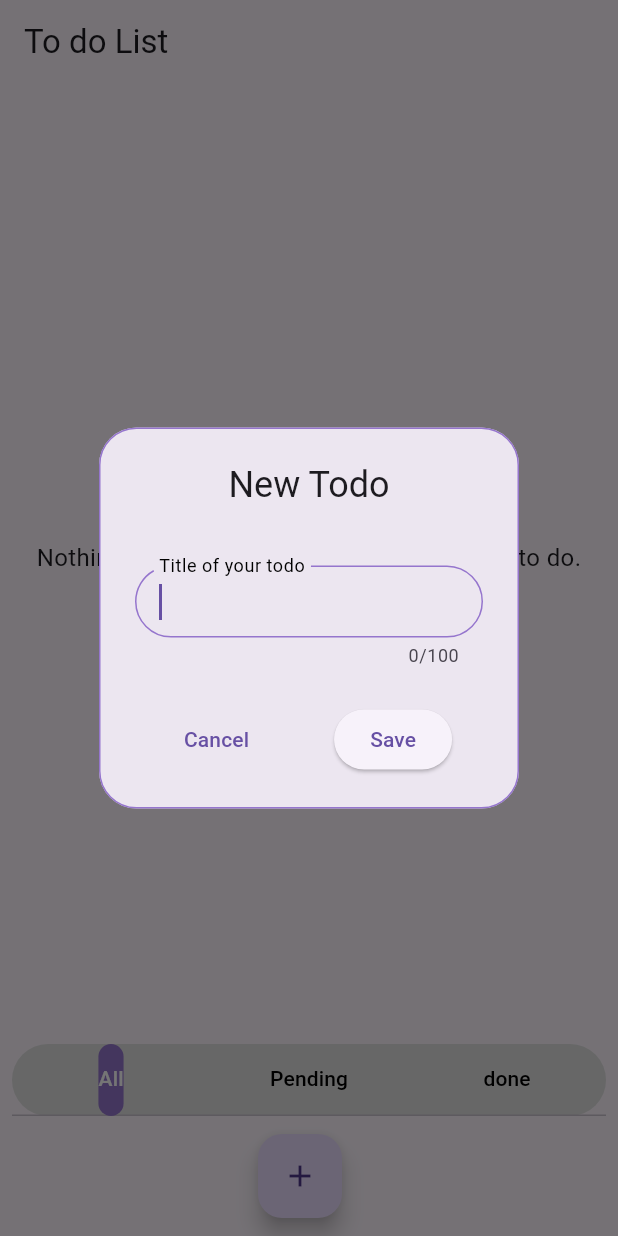
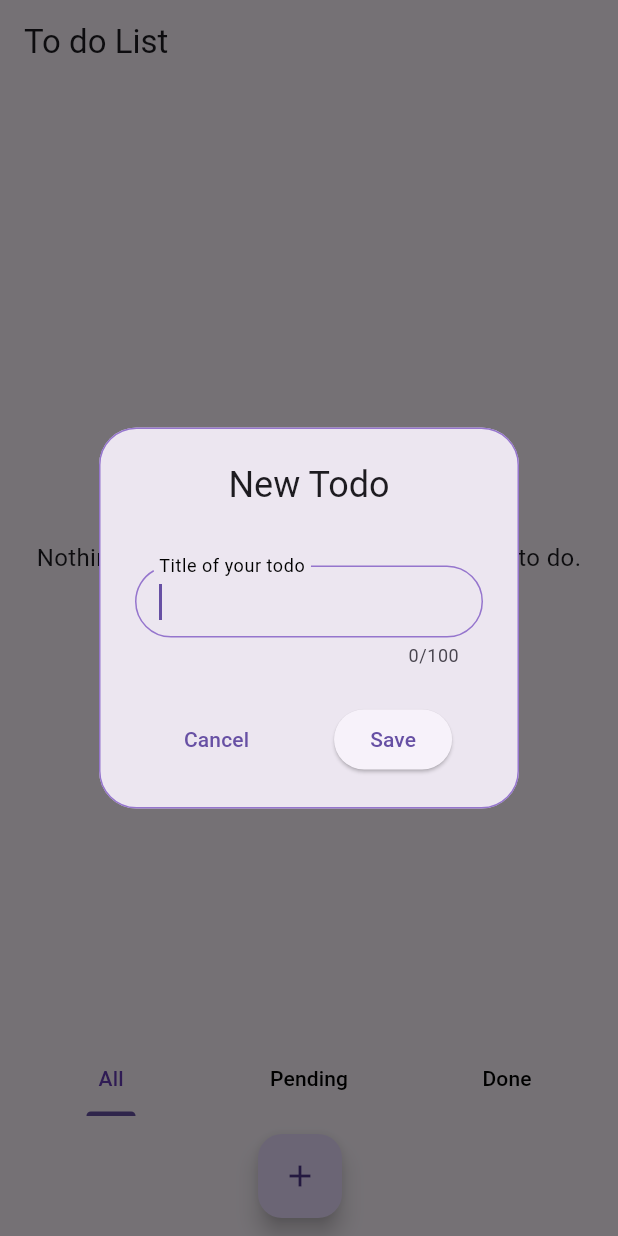
Before and after one commit to jboffog/flutter, a Flutter app: the screen it shows after launch, after a tap on the "add" icon, on a phone screen of 412 x 824 dp. Run offline on Flutter 3.47's test engine with Material 3 defaults, Android fonts, the phone set to English and light mode, and no system bars; our stand-ins replace flutter_contacts, flutter_mobx, flutter_modular, flutter_multi_formatter, hive, mobx and 5 more; missing offline and left inert: vcard_maintained; accounts and stored records are empty; generated files the repository leaves out were written again.

Commit message:
ajustes visuais

```diff
--- a/todo_list_app/lib/domain/enums/todos_visibility_enum.dart
+++ b/todo_list_app/lib/domain/enums/todos_visibility_enum.dart
@@ -8,7 +8,7 @@ extension TodosVisibilityExtensions on TodosVisibility {
       case TodosVisibility.pending:
         return "Pending";
       case TodosVisibility.done:
-        return "done";
+        return "Done";
       default:
         return "undefined";
     }
--- a/todo_list_app/lib/presentation/pages/todo_list_page.dart
+++ b/todo_list_app/lib/presentation/pages/todo_list_page.dart
@@ -119,19 +119,16 @@ class _TodoListScreenState extends State<TodoListScreen> {
         child: Column(mainAxisSize: MainAxisSize.min, children: [
       Padding(
           padding: AppDimens.DEFAULT_BOTTOM_NAVIGATOR_BAR_PADDING,
-          child: Container(
-              decoration: BoxDecoration(color: AppColors.LIGHT_GRAY, borderRadius: AppDimens.DEFAULT_BORDER_RADIUS),
-              child: TabBar(
-                  indicator: BoxDecoration(
-                      color: AppColors.LIGHT_PRIMARY_COLOR, borderRadius: AppDimens.DEFAULT_BORDER_RADIUS),
-                  labelColor: AppColors.WHITE,
-                  unselectedLabelColor: AppColors.BLACK,
-                  onTap: (value) => setState(() {}),
-                  tabs: [
-                    Tab(text: TodosVisibility.all.asString),
-                    Tab(text: TodosVisibility.pending.asString),
-                    Tab(text: TodosVisibility.done.asString)
-                  ]))),
+          child: TabBar(
+              dividerHeight: 0,
+              labelColor: AppColors.APP_PRIMARY_SWATCH,
+              unselectedLabelColor: AppColors.BLACK,
+              onTap: (value) => setState(() {}),
+              tabs: [
+                _buildTabItem(Tab(text: TodosVisibility.all.asString)),
+                _buildTabItem(Tab(text: TodosVisibility.pending.asString)),
+                _buildTabItem(Tab(text: TodosVisibility.done.asString))
+              ])),
       Padding(
           padding: Platform.isAndroid
               ? AppDimens.DEFAULT_MAIN_ACTION_BUTTON_PADDING_ANDROID
@@ -152,6 +149,10 @@ class _TodoListScreenState extends State<TodoListScreen> {
               : FloatingActionButton(
                   onPressed: () => _showToast(AppStrings.DELETE_TODO_INFO_TEXT), child: const Icon(Icons.info)))
     ]));
+  }
+
+  Padding _buildTabItem(Widget tab) {
+    return Padding(padding: AppDimens.DEFAULT_PAGE_PADDING, child: tab);
   }
 
   Future<void> _applyFadeAnimation(int id) async {
```
